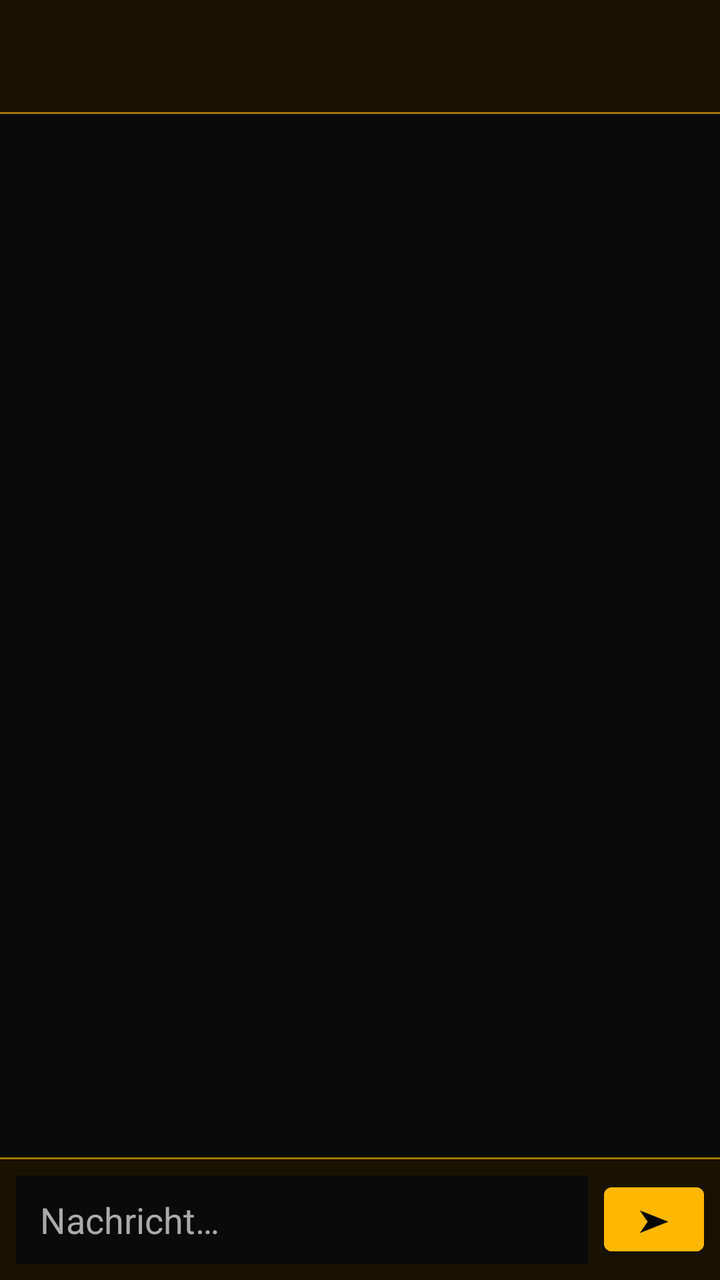
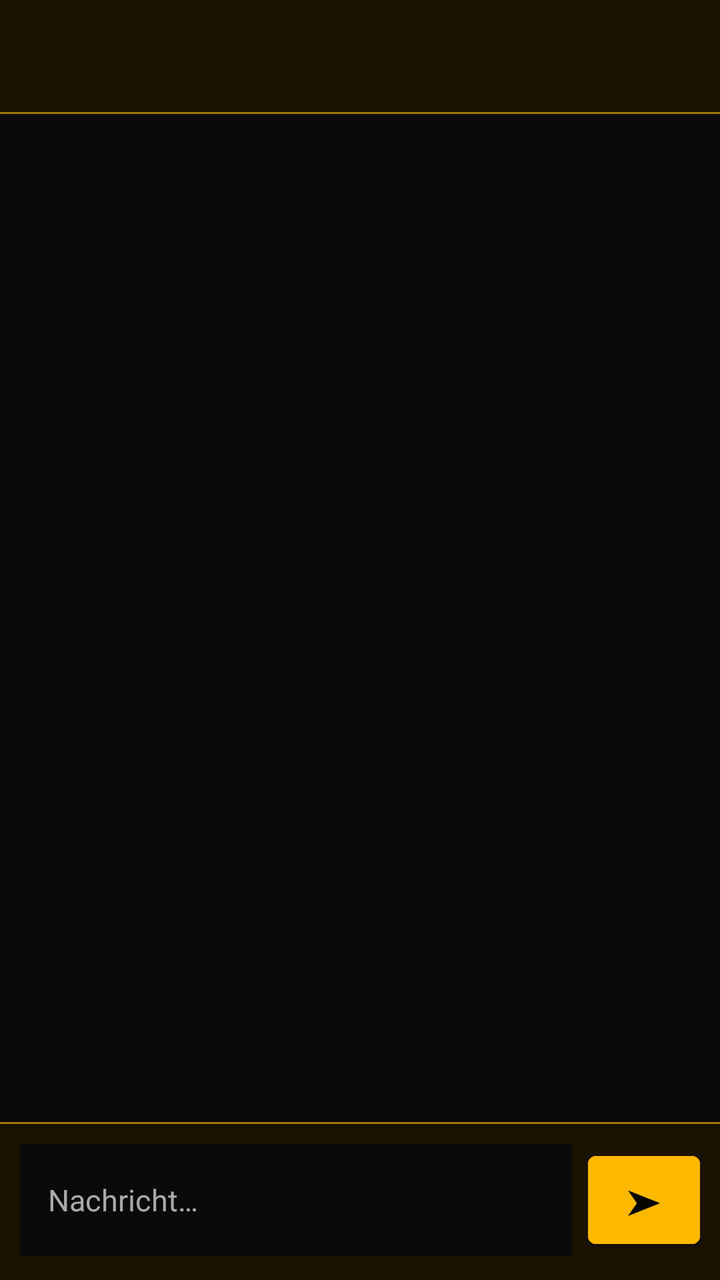

Screens rendered from an Android XML layout before and after an edit, with the pre-edit source and the edit as a unified diff.
<!-- AndroidManifest.xml: application theme Theme.BAF -->
<!-- res/layout/fragment_private_chat.xml -->
<?xml version="1.0" encoding="utf-8"?>
<LinearLayout xmlns:android="http://schemas.android.com/apk/res/android"
    android:layout_width="match_parent"
    android:layout_height="match_parent"
    android:orientation="vertical"
    android:background="@color/baf_background">

    
    <LinearLayout
        android:layout_width="match_parent"
        android:layout_height="56dp"
        android:orientation="horizontal"
        android:background="@color/baf_card"
        android:gravity="center_vertical"
        android:padding="12dp">

        <TextView
            android:id="@+id/privateChatBack"
            android:layout_width="wrap_content"
            android:layout_height="wrap_content"
            android:text="←"
            android:textColor="@color/baf_gold"
            android:textSize="22sp"
            android:padding="8dp"
            android:clickable="true"
            android:focusable="true"/>

        <TextView
            android:id="@+id/privateChatTitle"
            android:layout_width="wrap_content"
            android:layout_height="wrap_content"
            android:textColor="@color/baf_gold"
            android:textSize="17sp"
            android:textStyle="bold"
            android:layout_marginStart="8dp"/>

    </LinearLayout>

    <View
        android:layout_width="match_parent"
        android:layout_height="1dp"
        android:background="@color/baf_gold_dark"/>

    
    <androidx.recyclerview.widget.RecyclerView
        android:id="@+id/privateChatRecycler"
        android:layout_width="match_parent"
        android:layout_height="0dp"
        android:layout_weight="1"
        android:padding="8dp"
        android:clipToPadding="false"
        android:background="@color/baf_background"/>

    <View
        android:layout_width="match_parent"
        android:layout_height="1dp"
        android:background="@color/baf_gold_dark"/>

    
    <LinearLayout
        android:layout_width="match_parent"
        android:layout_height="wrap_content"
        android:orientation="horizontal"
        android:background="@color/baf_card"
        android:paddingStart="8dp"
        android:paddingEnd="8dp"
        android:paddingTop="8dp"
        android:paddingBottom="8dp"
        android:gravity="center_vertical">

        <EditText
            android:id="@+id/privateChatInput"
            android:layout_width="0dp"
            android:layout_height="wrap_content"
            android:layout_weight="1"
            android:minHeight="44dp"
            android:hint="Nachricht…"
            android:textColor="@color/baf_text_primary"
            android:textColorHint="@color/baf_text_secondary"
            android:background="@color/baf_background"
            android:paddingStart="12dp"
            android:paddingEnd="12dp"
            android:paddingTop="10dp"
            android:paddingBottom="10dp"
            android:inputType="text|textCapSentences"
            android:maxLines="1"
            android:imeOptions="actionSend"/>

        <Button
            android:id="@+id/privateChatSend"
            android:layout_width="50dp"
            android:layout_height="44dp"
            android:text="➤"
            android:textColor="@color/baf_black"
            android:textSize="16sp"
            android:layout_marginStart="8dp"
            android:backgroundTint="@color/baf_gold"/>

    </LinearLayout>

</LinearLayout>
<!-- resources referenced by this layout -->
<resources>
  <color name="baf_background">#0A0A0A</color>
  <color name="baf_black">#050500</color>
  <color name="baf_card">#1A1200</color>
  <color name="baf_gold">#FFB800</color>
  <color name="baf_gold_dark">#A07800</color>
  <color name="baf_text_primary">#FFFFFF</color>
  <color name="baf_text_secondary">#AAAAAA</color>
  <style name="Theme.BAF" parent="Theme.MaterialComponents.DayNight.NoActionBar">
          <item name="colorPrimary">@color/baf_gold</item>
          <item name="colorPrimaryVariant">@color/baf_gold_dark</item>
          <item name="colorOnPrimary">@color/baf_black</item>
          <item name="colorSecondary">@color/baf_gold</item>
          <item name="colorOnSecondary">@color/baf_black</item>
          <item name="android:windowBackground">@color/baf_background</item>
          <item name="android:statusBarColor">@color/baf_black</item>
          <item name="android:navigationBarColor">@color/baf_black</item>
      </style>
</resources>

<!-- the commit's change to res/layout/fragment_private_chat.xml (unified diff, before → after) -->
@@ -62,37 +62,37 @@
         android:layout_height="wrap_content"
         android:orientation="horizontal"
         android:background="@color/baf_card"
-        android:paddingStart="8dp"
-        android:paddingEnd="8dp"
-        android:paddingTop="8dp"
-        android:paddingBottom="8dp"
+        android:paddingStart="10dp"
+        android:paddingEnd="10dp"
+        android:paddingTop="10dp"
+        android:paddingBottom="12dp"
         android:gravity="center_vertical">
 
         <EditText
             android:id="@+id/privateChatInput"
             android:layout_width="0dp"
-            android:layout_height="wrap_content"
+            android:layout_height="56dp"
             android:layout_weight="1"
-            android:minHeight="44dp"
             android:hint="Nachricht…"
             android:textColor="@color/baf_text_primary"
             android:textColorHint="@color/baf_text_secondary"
+            android:textSize="15sp"
             android:background="@color/baf_background"
-            android:paddingStart="12dp"
-            android:paddingEnd="12dp"
-            android:paddingTop="10dp"
-            android:paddingBottom="10dp"
+            android:paddingStart="14dp"
+            android:paddingEnd="14dp"
+            android:paddingTop="12dp"
+            android:paddingBottom="12dp"
             android:inputType="text|textCapSentences"
             android:maxLines="1"
             android:imeOptions="actionSend"/>
 
         <Button
             android:id="@+id/privateChatSend"
-            android:layout_width="50dp"
-            android:layout_height="44dp"
+            android:layout_width="56dp"
+            android:layout_height="56dp"
             android:text="➤"
             android:textColor="@color/baf_black"
-            android:textSize="16sp"
+            android:textSize="18sp"
             android:layout_marginStart="8dp"
             android:backgroundTint="@color/baf_gold"/>
 
